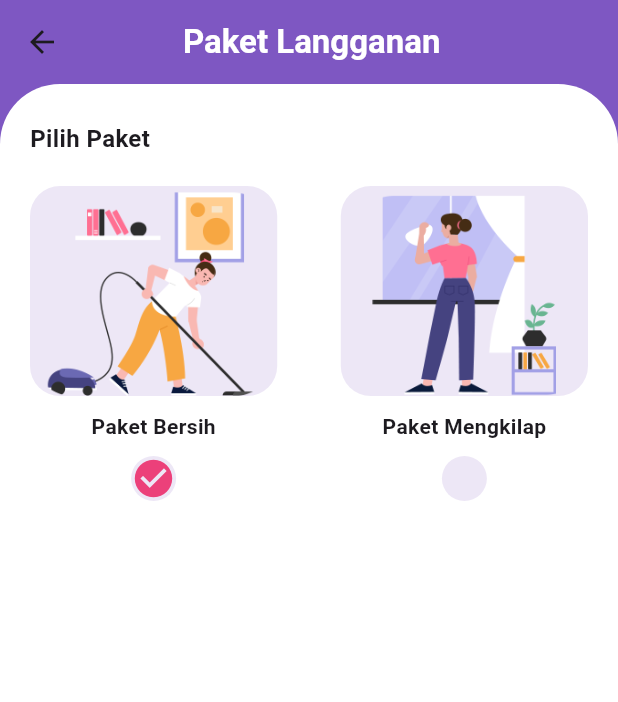
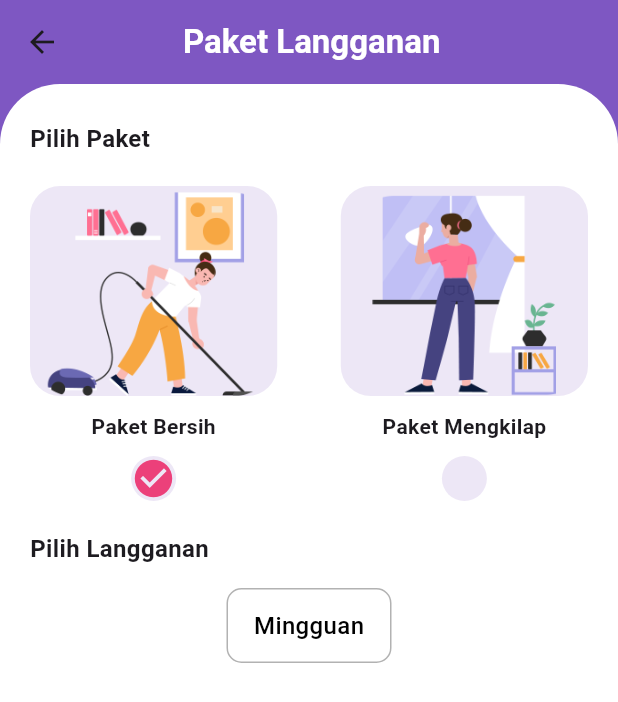
Before and after one commit to Arieffirms/cleaning_service_app, a Flutter app: the MainPage screen opened directly, on a phone screen of 412 x 824 dp. Shown: the top 702 px of the screen. Run offline on Flutter 3.47's test engine with Material 3 defaults, Android fonts, the phone set to English and light mode, and no system bars.

Commit message:
menambahkan layanan mingguan

```diff
--- a/lib/main_page.dart
+++ b/lib/main_page.dart
@@ -1,5 +1,3 @@
-import 'dart:math';
-
 import 'package:cleaning_service_app/color_schema.dart';
 import 'package:flutter/material.dart';
 
@@ -160,6 +158,57 @@ class _MainPageState extends State<MainPage> {
                   ),
                 )
               ],
+            ),
+            SizedBox(
+              height: 20,
+            ),
+            Text(
+              'Pilih Langganan',
+              style: TextStyle(
+                fontSize: 16,
+                fontWeight: FontWeight.w600,
+              ),
+            ),
+            SizedBox(
+              height: 15,
+            ),
+            Row(
+              mainAxisAlignment: MainAxisAlignment.spaceEvenly,
+              children: [
+                InkWell(
+                  onTap: () {
+                    changeFrequency("weekly");
+                  },
+                  child: Container(
+                    height: 50,
+                    width: 110,
+                    decoration: selectedFrequency == "weekly"
+                        ? BoxDecoration(
+                            color: pink400,
+                            borderRadius: BorderRadius.circular(10),
+                          )
+                        : BoxDecoration(
+                            border: Border.all(
+                              color: Colors.black.withOpacity(0.3),
+                            ),
+                            borderRadius: BorderRadius.all(
+                              Radius.circular(10),
+                            ),
+                          ),
+                    child: Center(
+                      child: Text(
+                        "Mingguan",
+                        style: TextStyle(
+                            color: selectedFrequency == "weekly"
+                                ? Colors.white
+                                : Colors.black,
+                            fontWeight: FontWeight.w500,
+                            fontSize: 16),
+                      ),
+                    ),
+                  ),
+                )
+              ],
             )
           ],
         ),
```
